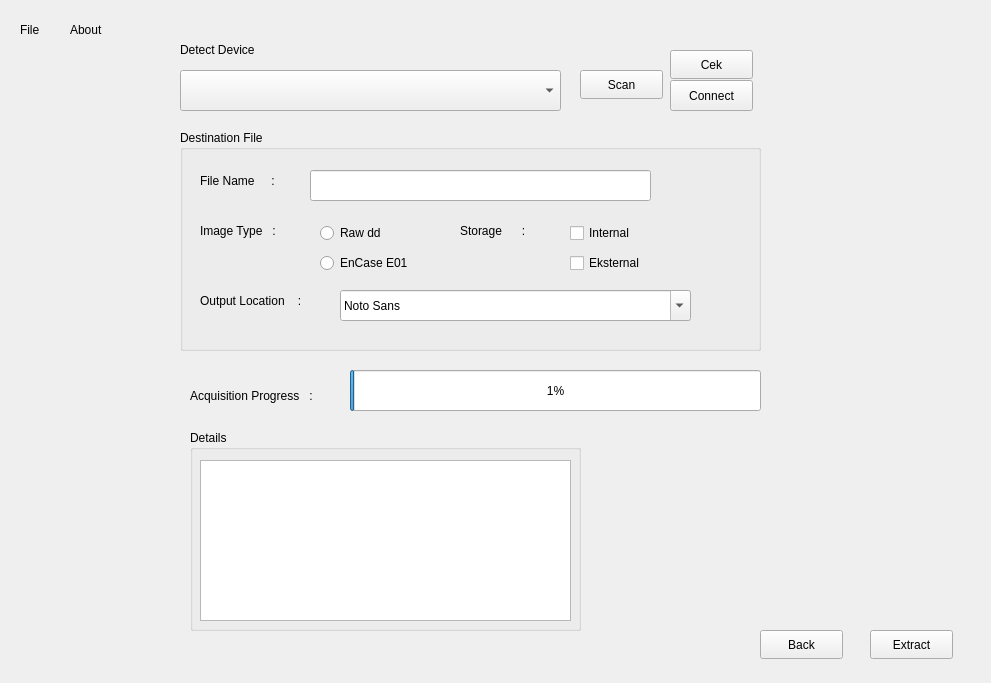
Old version of the form Test_Interface2/form.ui in the repository Rasyid-Renaldi/Interface-Forensik.
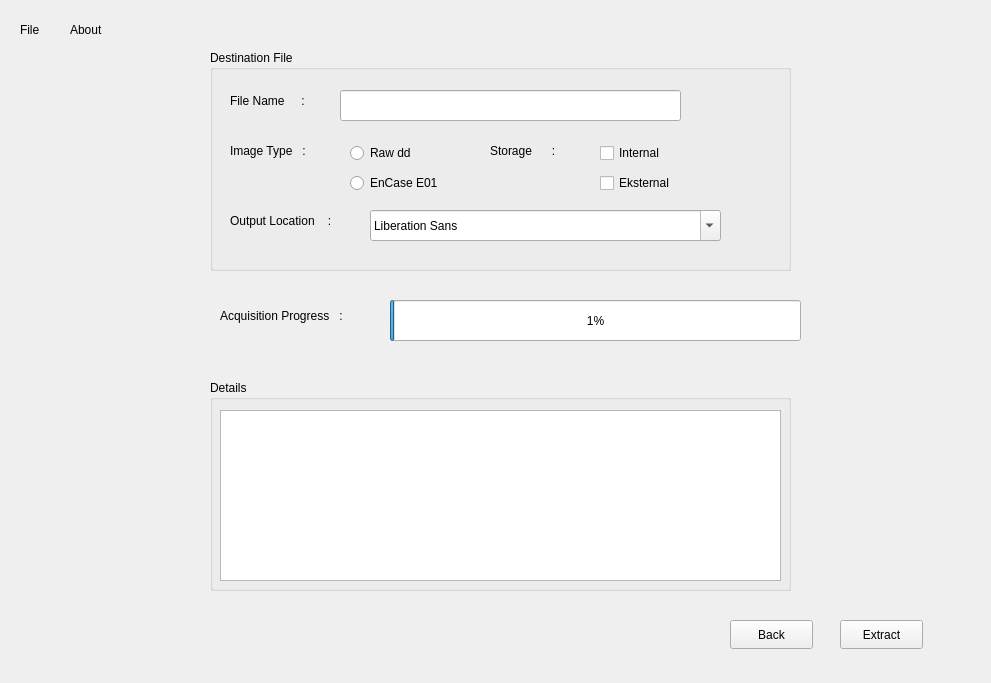
New version of the form.

Diff of the .ui file:
```diff
--- a/Test_Interface2/form.ui
+++ b/Test_Interface2/form.ui
@@ -42,8 +42,8 @@
   <widget class="QGroupBox" name="groupBox">
    <property name="geometry">
     <rect>
-     <x>180</x>
-     <y>130</y>
+     <x>210</x>
+     <y>50</y>
      <width>581</width>
      <height>221</height>
     </rect>
@@ -199,7 +199,7 @@
      <bool>true</bool>
     </property>
     <property name="currentText">
-     <string>Location</string>
+     <string>MS Shell Dlg 2</string>
     </property>
     <property name="insertPolicy">
      <enum>QComboBox::InsertAtBottom</enum>
@@ -212,7 +212,8 @@
     </property>
     <property name="currentFont">
      <font>
-      <family>Location</family>
+      <family>MS Shell Dlg 2</family>
+      <kerning>true</kerning>
      </font>
     </property>
    </widget>
@@ -220,8 +221,8 @@
   <widget class="QLabel" name="label_7">
    <property name="geometry">
     <rect>
-     <x>190</x>
-     <y>380</y>
+     <x>220</x>
+     <y>300</y>
      <width>151</width>
      <height>31</height>
     </rect>
@@ -233,8 +234,8 @@
   <widget class="QProgressBar" name="progressBar">
    <property name="geometry">
     <rect>
-     <x>350</x>
-     <y>370</y>
+     <x>390</x>
+     <y>300</y>
      <width>411</width>
      <height>41</height>
     </rect>
@@ -258,10 +259,10 @@
   <widget class="QGroupBox" name="groupBox_2">
    <property name="geometry">
     <rect>
-     <x>190</x>
-     <y>430</y>
-     <width>391</width>
-     <height>201</height>
+     <x>210</x>
+     <y>380</y>
+     <width>581</width>
+     <height>211</height>
     </rect>
    </property>
    <property name="title">
@@ -272,8 +273,8 @@
      <rect>
       <x>10</x>
       <y>30</y>
-      <width>371</width>
-      <height>161</height>
+      <width>561</width>
+      <height>171</height>
      </rect>
     </property>
    </widget>
@@ -281,8 +282,8 @@
   <widget class="QPushButton" name="pushButton">
    <property name="geometry">
     <rect>
-     <x>760</x>
-     <y>630</y>
+     <x>730</x>
+     <y>620</y>
      <width>83</width>
      <height>29</height>
     </rect>
@@ -294,8 +295,8 @@
   <widget class="QPushButton" name="pushButton_2">
    <property name="geometry">
     <rect>
-     <x>870</x>
-     <y>630</y>
+     <x>840</x>
+     <y>620</y>
      <width>83</width>
      <height>29</height>
     </rect>
@@ -304,68 +305,6 @@
     <string>Extract</string>
    </property>
   </widget>
-  <widget class="QComboBox" name="comboBox">
-   <property name="geometry">
-    <rect>
-     <x>180</x>
-     <y>70</y>
-     <width>381</width>
-     <height>41</height>
-    </rect>
-   </property>
-  </widget>
-  <widget class="QPushButton" name="pushButton_3">
-   <property name="geometry">
-    <rect>
-     <x>580</x>
-     <y>70</y>
-     <width>83</width>
-     <height>29</height>
-    </rect>
-   </property>
-   <property name="text">
-    <string>Scan</string>
-   </property>
-  </widget>
-  <widget class="QPushButton" name="pushButton_4">
-   <property name="geometry">
-    <rect>
-     <x>670</x>
-     <y>50</y>
-     <width>83</width>
-     <height>29</height>
-    </rect>
-   </property>
-   <property name="text">
-    <string>Cek</string>
-   </property>
-  </widget>
-  <widget class="QPushButton" name="pushButton_5">
-   <property name="geometry">
-    <rect>
-     <x>670</x>
-     <y>80</y>
-     <width>83</width>
-     <height>31</height>
-    </rect>
-   </property>
-   <property name="text">
-    <string>Connect</string>
-   </property>
-  </widget>
-  <widget class="QLabel" name="label_8">
-   <property name="geometry">
-    <rect>
-     <x>180</x>
-     <y>40</y>
-     <width>101</width>
-     <height>20</height>
-    </rect>
-   </property>
-   <property name="text">
-    <string>Detect Device</string>
-   </property>
-  </widget>
  </widget>
  <resources/>
  <connections/>
```
